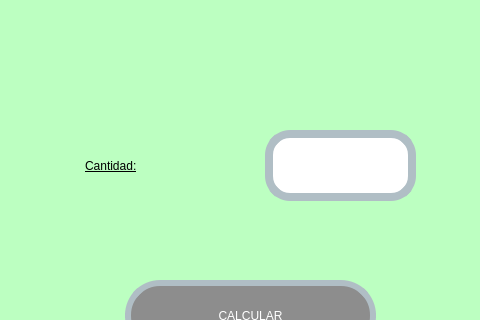
This is Unidad 1/Ejercicios 1/E06_IVA.ui in Perales14/PIP_2025_1_eq5 as Qt 5 draws it before an edit; both pictures show x 135 to 615 and y 0 to 320 of the 800 by 600 pixel window. The edited form follows.
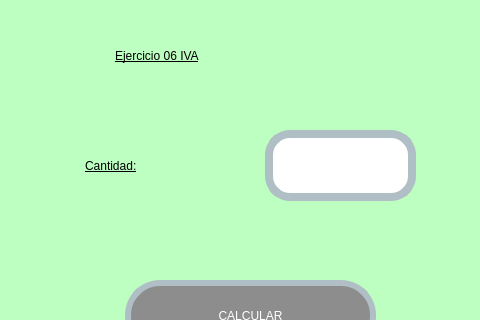
This is the edited form.

Patch:
```diff
--- a/Unidad 1/Ejercicios 1/E06_IVA.ui
+++ b/Unidad 1/Ejercicios 1/E06_IVA.ui
@@ -140,6 +140,26 @@
      <string>IVA(16%):</string>
     </property>
    </widget>
+   <widget class="QLabel" name="Lbl_IMC_2">
+    <property name="geometry">
+     <rect>
+      <x>250</x>
+      <y>30</y>
+      <width>251</width>
+      <height>51</height>
+     </rect>
+    </property>
+    <property name="styleSheet">
+     <string notr="true">
+text-decoration: underline;
+font: 20pt &quot;Forte&quot;;
+color:rgb(0, 0, 0)
+</string>
+    </property>
+    <property name="text">
+     <string>Ejercicio 06 IVA</string>
+    </property>
+   </widget>
   </widget>
   <widget class="QMenuBar" name="menubar">
    <property name="geometry">
```
